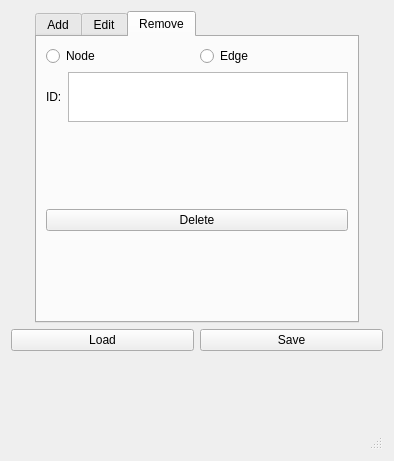
ros-navigation/navigation2, file nav2_rviz_plugins/resource/route_tool.ui: the form before one commit.
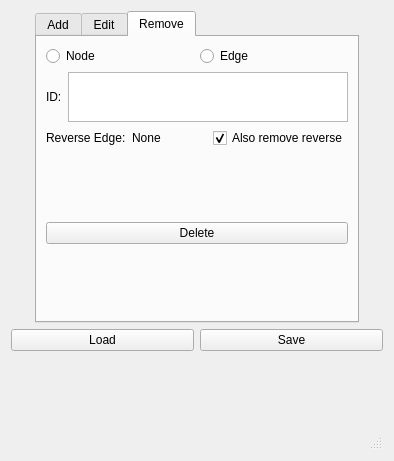
The form after the commit. The open tabs and pages were chosen to show the change.

Patch:
```diff
--- a/nav2_rviz_plugins/resource/route_tool.ui
+++ b/nav2_rviz_plugins/resource/route_tool.ui
@@ -363,6 +363,34 @@
                </item>
               </layout>
              </item>
+             <item>
+              <layout class="QHBoxLayout" name="horizontalLayout_remove_reverse">
+               <item>
+                <widget class="QLabel" name="remove_reverse_edge_label">
+                 <property name="text">
+                  <string>Reverse Edge:</string>
+                 </property>
+                </widget>
+               </item>
+               <item>
+                <widget class="QLabel" name="remove_reverse_edge_id">
+                 <property name="text">
+                  <string>None</string>
+                 </property>
+                </widget>
+               </item>
+               <item>
+                <widget class="QCheckBox" name="remove_bidirectional_checkbox">
+                 <property name="text">
+                  <string>Also remove reverse</string>
+                 </property>
+                 <property name="checked">
+                  <bool>true</bool>
+                 </property>
+                </widget>
+               </item>
+              </layout>
+             </item>
              <item alignment="Qt::AlignVCenter">
               <widget class="QPushButton" name="delete_button">
                <property name="text">
```
